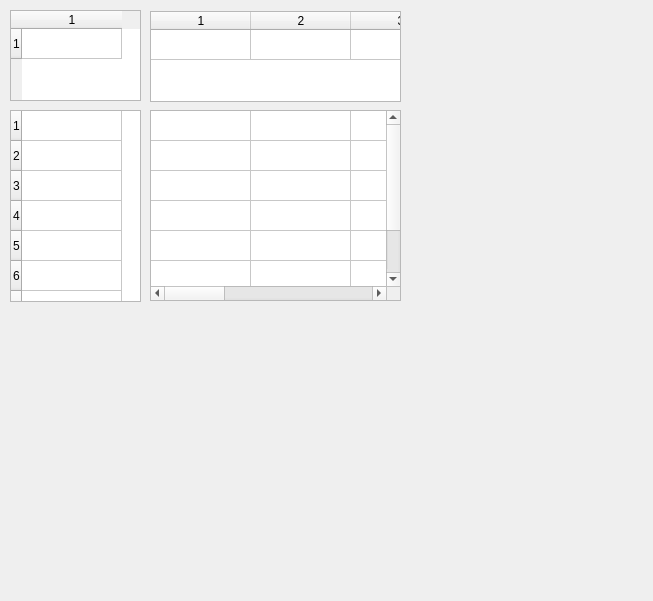
First picture: the form in AraSteamManager/subform/formtablesheaders.ui, repository Arankir/AraSteamManager, before the edit.
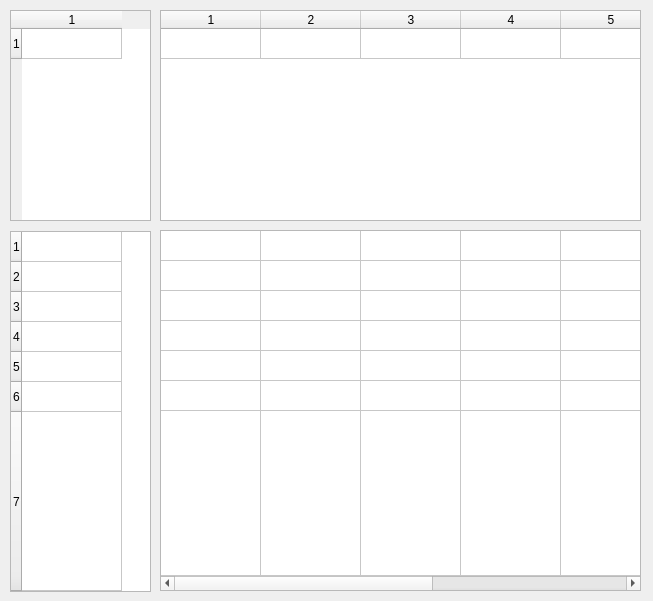
Second picture: the form after the edit.

What changed in the file:
```diff
--- a/AraSteamManager/subform/formtablesheaders.ui
+++ b/AraSteamManager/subform/formtablesheaders.ui
@@ -18,8 +18,8 @@
     <rect>
      <x>10</x>
      <y>10</y>
-     <width>131</width>
-     <height>91</height>
+     <width>141</width>
+     <height>211</height>
     </rect>
    </property>
    <property name="verticalScrollBarPolicy">
@@ -34,16 +34,19 @@
    <property name="columnCount">
     <number>1</number>
    </property>
+   <attribute name="horizontalHeaderShowSortIndicator" stdset="0">
+    <bool>true</bool>
+   </attribute>
    <row/>
    <column/>
   </widget>
   <widget class="QTableWidget" name="TableWidgetHorizontalHeader">
    <property name="geometry">
     <rect>
-     <x>150</x>
-     <y>11</y>
-     <width>251</width>
-     <height>91</height>
+     <x>160</x>
+     <y>10</y>
+     <width>481</width>
+     <height>211</height>
     </rect>
    </property>
    <property name="horizontalScrollBarPolicy">
@@ -55,6 +58,9 @@
    <property name="columnCount">
     <number>7</number>
    </property>
+   <attribute name="horizontalHeaderShowSortIndicator" stdset="0">
+    <bool>true</bool>
+   </attribute>
    <attribute name="horizontalHeaderStretchLastSection">
     <bool>true</bool>
    </attribute>
@@ -74,14 +80,17 @@
    <property name="geometry">
     <rect>
      <x>10</x>
-     <y>110</y>
-     <width>131</width>
-     <height>192</height>
+     <y>231</y>
+     <width>141</width>
+     <height>361</height>
     </rect>
    </property>
    <property name="verticalScrollBarPolicy">
     <enum>Qt::ScrollBarAlwaysOff</enum>
    </property>
+   <property name="sortingEnabled">
+    <bool>true</bool>
+   </property>
    <property name="rowCount">
     <number>7</number>
    </property>
@@ -106,12 +115,15 @@
   <widget class="QTableWidget" name="TableWidgetContent">
    <property name="geometry">
     <rect>
-     <x>150</x>
-     <y>110</y>
-     <width>251</width>
-     <height>191</height>
+     <x>160</x>
+     <y>230</y>
+     <width>481</width>
+     <height>361</height>
     </rect>
    </property>
+   <property name="sortingEnabled">
+    <bool>true</bool>
+   </property>
    <property name="rowCount">
     <number>7</number>
    </property>
```
